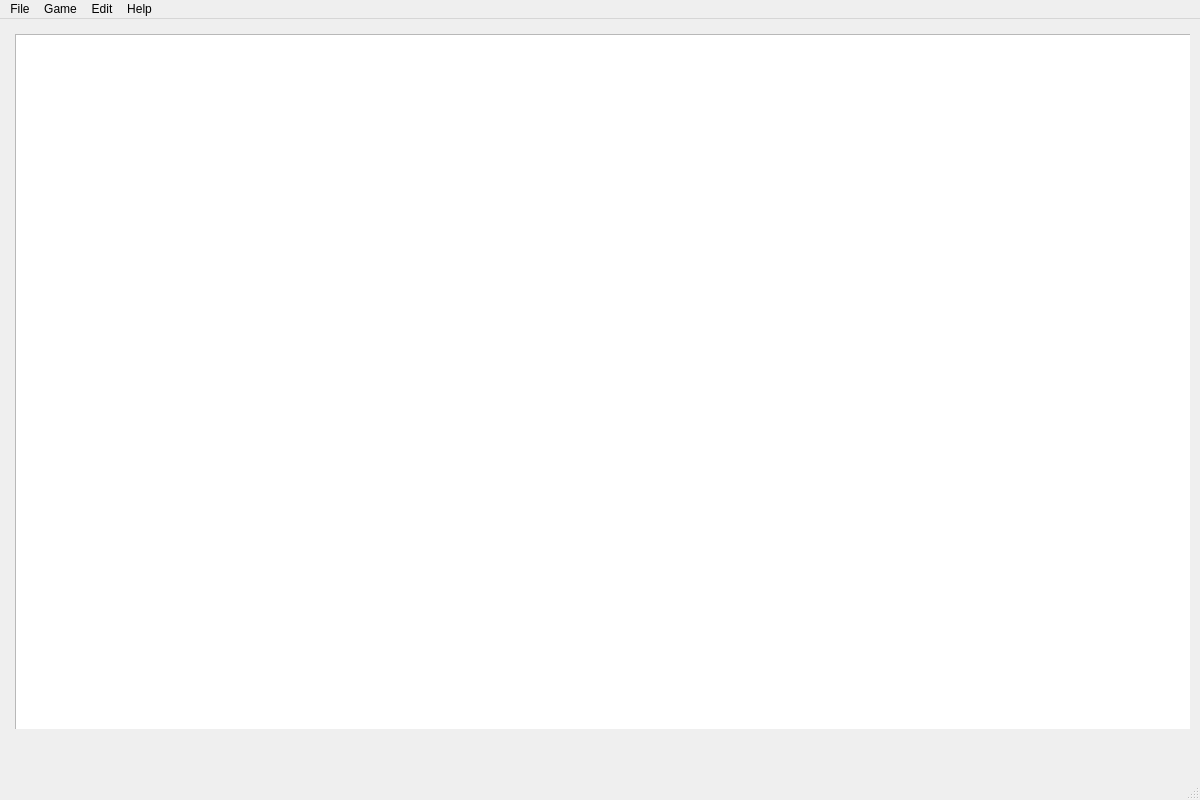
Necktschnagge/tobor-games, file src/mainwindow.ui: the form before one commit.
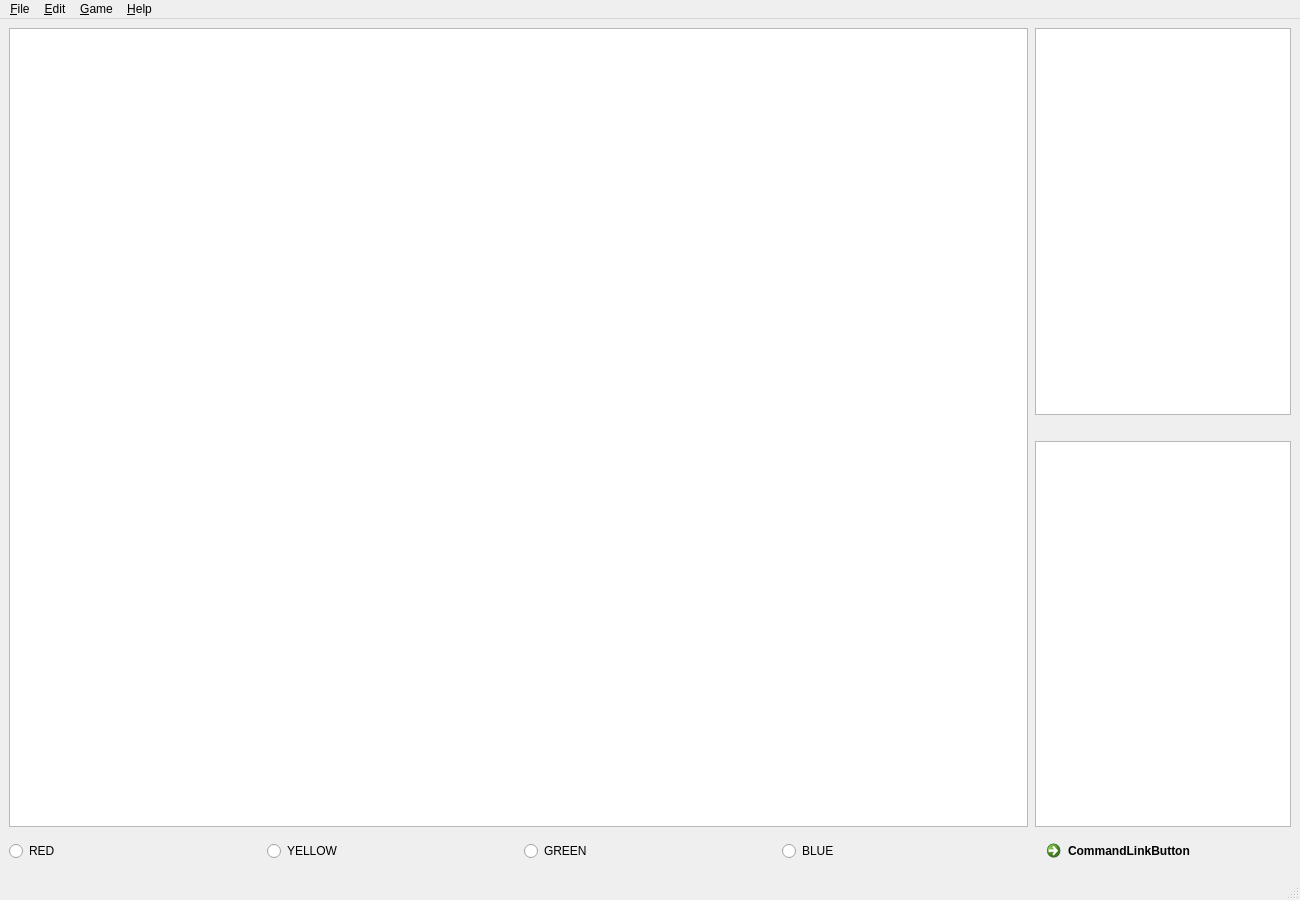
The form after the commit.

Commit message: prototype layout + menu items with shortcuts and underlined letters

Diff of the .ui file:
```diff
--- a/src/mainwindow.ui
+++ b/src/mainwindow.ui
@@ -6,77 +6,154 @@
       <rect>
         <x>0</x>
         <y>0</y>
-        <width>1200</width>
-        <height>800</height>
+        <width>1300</width>
+        <height>900</height>
       </rect>
     </property>
+    <property name="minimumSize">
+      <size>
+        <width>400</width>
+        <height>300</height>
+      </size>
+    </property>
     <property name="windowTitle">
       <string>Tobor 1.0</string>
     </property>
     <widget class="QWidget" name="centralwidget">
-      <widget class="QWidget" name="horizontalLayoutWidget">
-        <property name="geometry">
-          <rect>
-            <x>10</x>
-            <y>10</y>
-            <width>1180</width>
-            <height>700</height>
-          </rect>
-        </property>
-        <layout class="QHBoxLayout" name="horizontalLayout">
-          <item>
-            <widget class="QWidget" name="widget" native="true">
+      <layout class="QGridLayout" name="gridLayout">
+        <item row="0" column="0">
+          <layout class="QHBoxLayout" name="horizontalLayout" stretch="1,0,0">
+            <item>
               <widget class="QGraphicsView" name="graphicsView">
-                <property name="geometry">
-                  <rect>
-                    <x>5</x>
-                    <y>5</y>
-                    <width>1180</width>
-                    <height>700</height>
-                  </rect>
+                <property name="minimumSize">
+                  <size>
+                    <width>200</width>
+                    <height>200</height>
+                  </size>
                 </property>
               </widget>
-            </widget>
-          </item>
-        </layout>
-      </widget>
+            </item>
+            <item>
+              <spacer name="horizontalSpacer">
+                <property name="orientation">
+                  <enum>Qt::Horizontal</enum>
+                </property>
+                <property name="sizeType">
+                  <enum>QSizePolicy::Minimum</enum>
+                </property>
+                <property name="sizeHint" stdset="0">
+                  <size>
+                    <width>1</width>
+                    <height>1</height>
+                  </size>
+                </property>
+              </spacer>
+            </item>
+            <item>
+              <layout class="QVBoxLayout" name="verticalLayout_2" stretch="0,0,0">
+                <item>
+                  <widget class="QListView" name="listView"/>
+                </item>
+                <item>
+                  <spacer name="verticalSpacer">
+                    <property name="orientation">
+                      <enum>Qt::Vertical</enum>
+                    </property>
+                    <property name="sizeType">
+                      <enum>QSizePolicy::Maximum</enum>
+                    </property>
+                    <property name="sizeHint" stdset="0">
+                      <size>
+                        <width>0</width>
+                        <height>20</height>
+                      </size>
+                    </property>
+                  </spacer>
+                </item>
+                <item>
+                  <widget class="QTreeView" name="treeView"/>
+                </item>
+              </layout>
+            </item>
+          </layout>
+        </item>
+        <item row="1" column="0">
+          <layout class="QHBoxLayout" name="horizontalLayout_2">
+            <item>
+              <widget class="QRadioButton" name="radioButton">
+                <property name="text">
+                  <string>RED</string>
+                </property>
+              </widget>
+            </item>
+            <item>
+              <widget class="QRadioButton" name="radioButton_4">
+                <property name="text">
+                  <string>YELLOW</string>
+                </property>
+              </widget>
+            </item>
+            <item>
+              <widget class="QRadioButton" name="radioButton_3">
+                <property name="text">
+                  <string>GREEN</string>
+                </property>
+              </widget>
+            </item>
+            <item>
+              <widget class="QRadioButton" name="radioButton_2">
+                <property name="text">
+                  <string>BLUE</string>
+                </property>
+              </widget>
+            </item>
+            <item>
+              <widget class="QCommandLinkButton" name="commandLinkButton">
+                <property name="text">
+                  <string>CommandLinkButton</string>
+                </property>
+              </widget>
+            </item>
+          </layout>
+        </item>
+      </layout>
     </widget>
     <widget class="QMenuBar" name="menubar">
       <property name="geometry">
         <rect>
           <x>0</x>
           <y>0</y>
-          <width>826</width>
-          <height>22</height>
+          <width>1300</width>
+          <height>21</height>
         </rect>
       </property>
       <widget class="QMenu" name="menuFile">
         <property name="title">
-          <string>File</string>
+          <string>&amp;File</string>
         </property>
         <addaction name="actionshowSVG"/>
       </widget>
       <widget class="QMenu" name="menuGame">
         <property name="title">
-          <string>Game</string>
+          <string>&amp;Game</string>
         </property>
         <addaction name="actionNewGame"/>
         <addaction name="actionStopGame"/>
       </widget>
       <widget class="QMenu" name="menuEdit">
         <property name="title">
-          <string>Edit</string>
+          <string>&amp;Edit</string>
         </property>
       </widget>
       <widget class="QMenu" name="menuHelp">
         <property name="title">
-          <string>Help</string>
+          <string>&amp;Help</string>
         </property>
         <addaction name="actionAbout"/>
       </widget>
       <addaction name="menuFile"/>
-      <addaction name="menuGame"/>
       <addaction name="menuEdit"/>
+      <addaction name="menuGame"/>
       <addaction name="menuHelp"/>
     </widget>
     <widget class="QStatusBar" name="statusbar"/>
```
Left out of the diff: 91 changed lines with no effect on the pictures. The commit also changes 2 other files.
